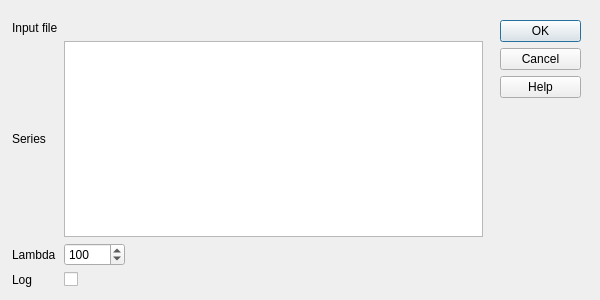
The window that gui/menu/workspace/workspace_trend_correction.ui (plan-be/iode) describes before a commit, drawn with Qt 5.
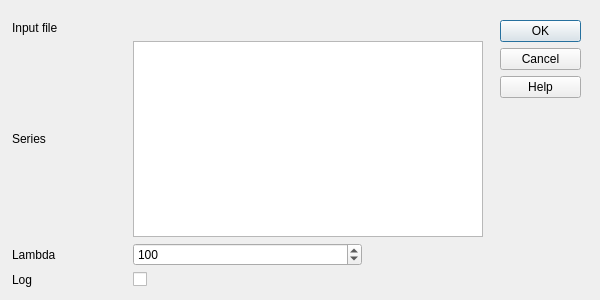
The same window after the commit. Icons and pictures are not drawn. Custom widgets are drawn as their Qt base class.

Commit message: renamed class QFileChooser as QIodeFileChooser

What changed in the file:
```diff
--- a/gui/menu/workspace/workspace_trend_correction.ui
+++ b/gui/menu/workspace/workspace_trend_correction.ui
@@ -45,7 +45,7 @@
     <set>QDialogButtonBox::Cancel|QDialogButtonBox::Help|QDialogButtonBox::Ok</set>
    </property>
   </widget>
-  <widget class="QWidget" name="">
+  <widget class="QWidget" name="layoutWidget">
    <property name="geometry">
     <rect>
      <x>12</x>
@@ -85,7 +85,7 @@
     <item row="2" column="3">
      <widget class="QLabel" name="label">
       <property name="text">
-       <string>                                                                                                          </string>
+       <string/>
       </property>
      </widget>
     </item>
```
Left out of the diff: 4 changed lines with no effect on the pictures. The commit also changes 17 other files.
